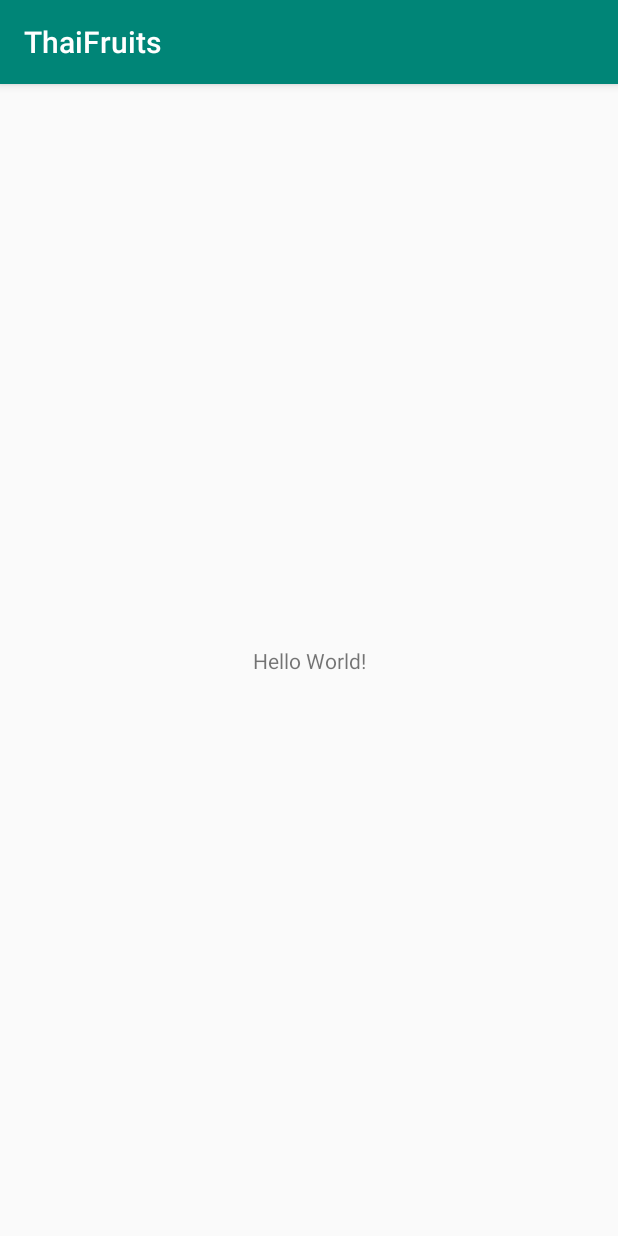
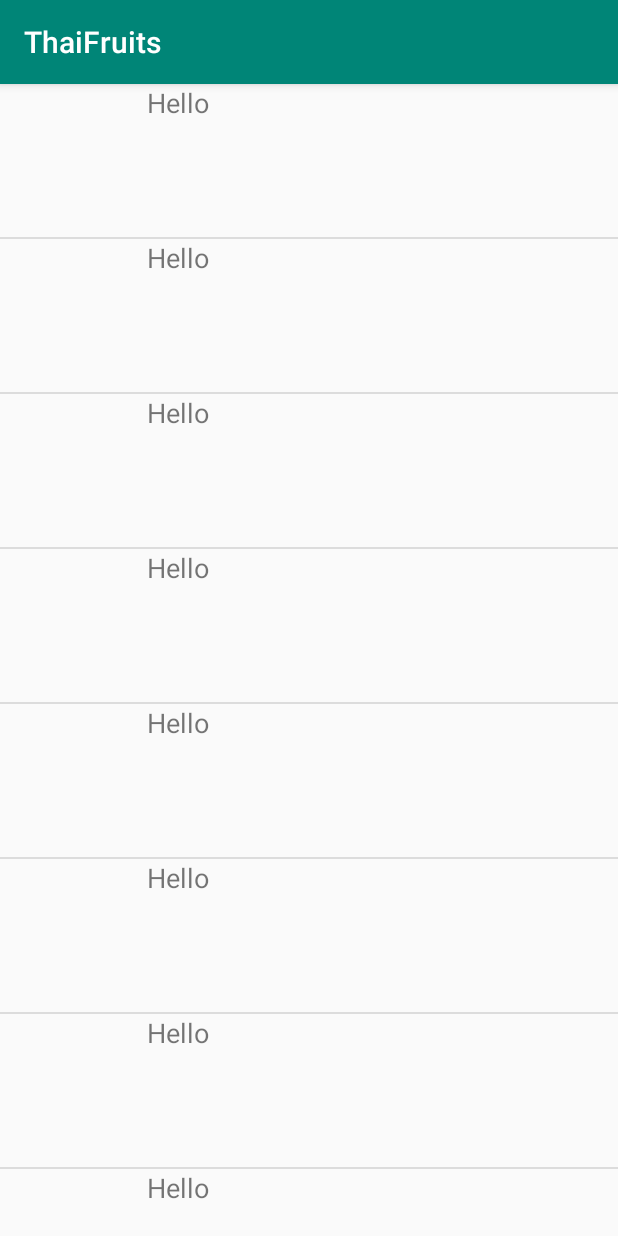
Before and after one commit to fvkfvng/ThaiFruits, an Android app: the screen it shows after launch (MainActivity), on a phone screen of 412 x 824 dp. Run offline under Robolectric (Android 15) with nearby library versions, the light colour scheme and no system bars.

Commit message:
ListView
Round 2

```diff
--- a/app/build.gradle
+++ b/app/build.gradle
@@ -32,4 +32,6 @@ dependencies {
     testImplementation 'junit:junit:4.12'
     androidTestImplementation 'androidx.test:runner:1.2.0'
     androidTestImplementation 'androidx.test.espresso:espresso-core:3.2.0'
+
+    implementation 'com.google.code.gson:gson:2.8.6'
 }
--- a/app/src/main/java/th/ac/su/manita/thaifruits/MainActivity.kt
+++ b/app/src/main/java/th/ac/su/manita/thaifruits/MainActivity.kt
@@ -2,11 +2,40 @@ package th.ac.su.manita.thaifruits
 
 import androidx.appcompat.app.AppCompatActivity
 import android.os.Bundle
+import android.util.Log
+import android.widget.ArrayAdapter
+import android.widget.ListView
+import com.google.gson.Gson
+import com.google.gson.reflect.TypeToken
+import kotlinx.android.synthetic.main.activity_main.*
+import th.ac.su.manita.thaifruits.Utils.getJsonDataFromAsset
+import th.ac.su.manita.thaifruits.data.Fruit
+import th.ac.su.manita.thaifruits.data.FruitAdapter
 
 class MainActivity : AppCompatActivity() {
+
+    var itemList:ArrayList<Fruit> = ArrayList<Fruit>()
+    lateinit var arrayAdapter:ArrayAdapter<Fruit>
 
     override fun onCreate(savedInstanceState: Bundle?) {
         super.onCreate(savedInstanceState)
         setContentView(R.layout.activity_main)
+
+        val jsonFileString = getJsonDataFromAsset(applicationContext,"fruit_data.json")
+
+//        Log.i("data",jsonFileString)
+
+        val gson = Gson()
+        val listItemType = object : TypeToken<ArrayList<Fruit>>(){}.type
+
+        var fruitList : ArrayList<Fruit> = gson.fromJson(jsonFileString,listItemType)
+
+//        Log.i("data",fruitList[0].fruitName)
+
+        itemList = fruitList
+        val adapter = FruitAdapter(this@MainActivity,itemList)
+
+        listView.adapter = adapter
+
     }
 }
--- /dev/null
+++ b/app/src/main/java/th/ac/su/manita/thaifruits/Utils/Utils.kt
@@ -0,0 +1,15 @@
+package th.ac.su.manita.thaifruits.Utils
+
+import android.content.Context
+import java.io.IOException
+
+fun getJsonDataFromAsset(context: Context, fileName: String): String? {
+    val jsonString: String
+    try {
+        jsonString = context.assets.open(fileName).bufferedReader().use { it.readText() }
+    } catch (ioException: IOException) {
+        ioException.printStackTrace()
+        return null
+    }
+    return jsonString
+}
--- /dev/null
+++ b/app/src/main/java/th/ac/su/manita/thaifruits/data/FruitAdapter.kt
@@ -0,0 +1,38 @@
+package th.ac.su.manita.thaifruits.data
+
+import android.content.Context
+import android.view.LayoutInflater
+import android.view.View
+import android.view.ViewGroup
+import android.widget.BaseAdapter
+import kotlinx.android.synthetic.main.list_item_fruit.view.*
+import th.ac.su.manita.thaifruits.R
+import java.util.zip.Inflater
+
+class FruitAdapter(private val context: Context,
+                   private val dataSource: ArrayList<Fruit>) : BaseAdapter(){
+
+        private val inflater: LayoutInflater = context.getSystemService(Context.LAYOUT_INFLATER_SERVICE) as LayoutInflater
+
+
+    override fun getView(position: Int, convertView: View?, parent: ViewGroup?): View {
+        val rowView = inflater.inflate(R.layout.list_item_fruit,null)
+
+        rowView.tvTitle.text = "Hello"
+
+        return rowView
+    }
+
+    override fun getItem(position: Int): Any {
+        return dataSource[position]
+    }
+
+    override fun getItemId(position: Int): Long {
+        return position.toLong()
+    }
+
+    override fun getCount(): Int {
+        return dataSource.size
+    }
+
+}
--- a/app/src/main/res/layout/activity_main.xml
+++ b/app/src/main/res/layout/activity_main.xml
@@ -1,5 +1,5 @@
 <?xml version="1.0" encoding="utf-8"?>
-<androidx.constraintlayout.widget.ConstraintLayout
+<LinearLayout
         xmlns:android="http://schemas.android.com/apk/res/android"
         xmlns:tools="http://schemas.android.com/tools"
         xmlns:app="http://schemas.android.com/apk/res-auto"
@@ -7,13 +7,9 @@
         android:layout_height="match_parent"
         tools:context=".MainActivity">
 
-    <TextView
-            android:layout_width="wrap_content"
-            android:layout_height="wrap_content"
-            android:text="Hello World!"
-            app:layout_constraintBottom_toBottomOf="parent"
-            app:layout_constraintLeft_toLeftOf="parent"
-            app:layout_constraintRight_toRightOf="parent"
-            app:layout_constraintTop_toTopOf="parent"/>
+    <ListView
+            android:id="@+id/listView"
+            android:layout_width="match_parent"
+            android:layout_height="wrap_content"/>
 
-</androidx.constraintlayout.widget.ConstraintLayout>
+</LinearLayout>
--- /dev/null
+++ b/app/src/main/res/layout/list_item_fruit.xml
@@ -0,0 +1,58 @@
+<?xml version="1.0" encoding="utf-8"?>
+<RelativeLayout xmlns:android="http://schemas.android.com/apk/res/android"
+    xmlns:tools="http://schemas.android.com/tools"
+    android:layout_width="match_parent"
+    android:layout_height="wrap_content">
+
+    <ImageView
+        android:id="@+id/imgThumbnail"
+        android:layout_width="90dp"
+        android:layout_height="90dp"
+        android:layout_marginTop="6dp"
+        android:layout_marginBottom="6dp"
+        android:scaleType="centerInside"
+        tools:src="@mipmap/ic_launcher" />
+
+
+    <TextView
+        android:id="@+id/tvTitle"
+        android:layout_width="wrap_content"
+        android:layout_height="wrap_content"
+        android:layout_marginLeft="8dp"
+        android:layout_marginRight="8dp"
+        android:layout_toRightOf="@id/imgThumbnail"
+        android:textSize="18sp"
+        tools:text="Title" />
+
+
+    <TextView
+        android:id="@+id/tvSubtitle"
+        android:layout_width="wrap_content"
+        android:layout_height="wrap_content"
+        android:layout_below="@id/tvTitle"
+        android:layout_marginLeft="8dp"
+
+        android:layout_marginTop="2dp"
+        android:layout_marginRight="8dp"
+        android:layout_toRightOf="@id/imgThumbnail"
+        android:ellipsize="end"
+        android:maxLines="3"
+        android:textSize="16sp"
+        tools:text="Subtitle" />
+
+
+    <TextView
+        android:id="@+id/tvDetail"
+        android:layout_width="wrap_content"
+        android:layout_height="wrap_content"
+        android:layout_below="@id/tvSubtitle"
+        android:layout_marginLeft="8dp"
+        android:layout_marginTop="2dp"
+        android:layout_toRightOf="@id/imgThumbnail"
+        android:maxLines="2"
+        android:textColor="#000000"
+        android:textSize="12sp"
+        tools:text="Detail" />
+
+
+</RelativeLayout>
```
Also changed, not shown: app/src/main/assets/fruit_data.json (added, +85 -0 lines), app/src/main/java/th/ac/su/manita/thaifruits/data/Fruit.kt (added, +8 -0 lines).
